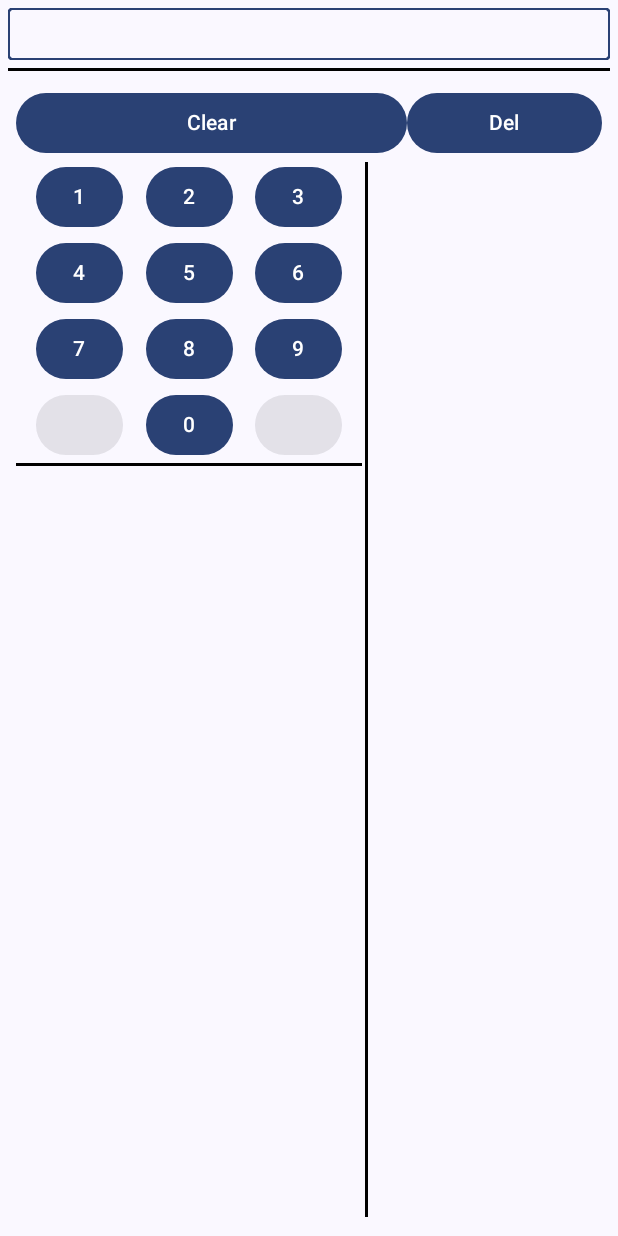
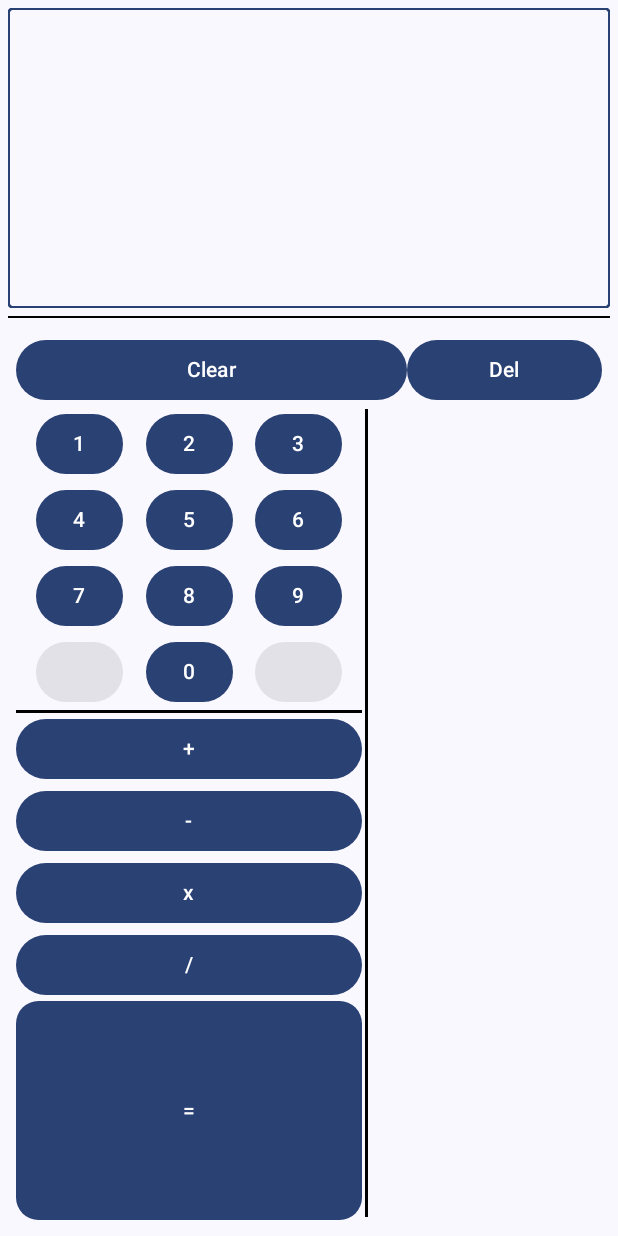
Before and after one commit to mcastre1/AndroidDev, an Android app built with Jetpack Compose: the screen it shows after launch (MainActivity), on a phone screen of 412 x 824 dp. Run offline under Robolectric (Android 15) with nearby library versions, the phone set to English and light mode, and no system bars.

Commit message:
Added operator buttons, which correctly call the operation function with desired symbols

```diff
--- a/ImperialCalculator/app/src/main/java/com/example/imperialcalculator/MainActivity.kt
+++ b/ImperialCalculator/app/src/main/java/com/example/imperialcalculator/MainActivity.kt
@@ -2,6 +2,7 @@ package com.example.imperialcalculator
 
 import android.graphics.drawable.shapes.OvalShape
 import android.os.Bundle
+import android.util.Log
 import androidx.activity.ComponentActivity
 import androidx.activity.compose.setContent
 import androidx.compose.animation.core.updateTransition
@@ -17,8 +18,10 @@ import androidx.compose.foundation.layout.fillMaxWidth
 import androidx.compose.foundation.layout.height
 import androidx.compose.foundation.layout.padding
 import androidx.compose.foundation.layout.width
+import androidx.compose.foundation.shape.AbsoluteCutCornerShape
 import androidx.compose.foundation.shape.CircleShape
 import androidx.compose.foundation.shape.CutCornerShape
+import androidx.compose.foundation.shape.RoundedCornerShape
 import androidx.compose.material3.Button
 import androidx.compose.material3.Divider
 import androidx.compose.material3.MaterialTheme
@@ -31,12 +34,14 @@ import androidx.compose.runtime.mutableStateOf
 import androidx.compose.runtime.remember
 import androidx.compose.runtime.saveable.rememberSaveable
 import androidx.compose.runtime.setValue
+import androidx.compose.ui.Alignment
 import androidx.compose.ui.Modifier
 import androidx.compose.ui.graphics.Color
 import androidx.compose.ui.graphics.RectangleShape
 import androidx.compose.ui.modifier.modifierLocalConsumer
 import androidx.compose.ui.tooling.preview.Preview
 import androidx.compose.ui.unit.dp
+import androidx.compose.ui.unit.sp
 import com.example.imperialcalculator.ui.theme.ImperialCalculatorTheme
 
 class MainActivity : ComponentActivity() {
@@ -66,16 +71,21 @@ fun MyApp(){
             modifier = Modifier
                 .fillMaxWidth()
                 .border(1.dp, MaterialTheme.colorScheme.primary, CutCornerShape(2.dp))
+                .weight(1f)
         ) {
-            Text(text = userInputOutput, modifier = Modifier.padding(5.dp))
+            Text(text = userInputOutput,
+                modifier = Modifier.padding(5.dp)
+                    .align(Alignment.BottomEnd), fontSize = 30.sp)
         }
         Divider(
-            thickness = 2.dp, color = Color.Black,
+            thickness = 1.dp, color = Color.Black,
             modifier = Modifier
                 .fillMaxWidth()
                 .padding(bottom = 5.dp, top = 5.dp)
         )
-        UI(updatetext = {userInputOutput = it}, userInputOutput) // Send in lambda function to update text
+        Surface (modifier = Modifier.weight(3f)){
+            UI(updatetext = {userInputOutput = it}, userInputOutput) // Send in lambda function to update text
+        }
     }
 }
 
@@ -86,7 +96,7 @@ fun operation(updatetext: (String) -> Unit, operation: String, text: String){
     }else if(operation == "C"){
         updatetext("")
     }else if (operation in operators){
-        print("operator")
+        Log.d("Operator Given", operation)
     }
     else{
         updatetext(text + operation)
@@ -164,6 +174,26 @@ fun UI(updatetext: (String) -> Unit, text : String){
                 }
 
                 Divider(color = Color.Black, thickness = 2.dp)
+                Column (modifier = Modifier.fillMaxWidth()){
+                    Button(onClick = {operation(updatetext = updatetext, operation = "+", text = text)}, modifier = Modifier.fillMaxWidth()) {
+                        Text("+")
+                    }
+                    Button(onClick = {operation(updatetext = updatetext, operation = "-", text = text)}, modifier = Modifier.fillMaxWidth()) {
+                        Text(text = "-")
+                    }
+                    Button(onClick = {operation(updatetext = updatetext, operation = "x", text = text)}, modifier = Modifier.fillMaxWidth()) {
+                        Text(text="x")
+                    }
+                    Button(onClick = {operation(updatetext = updatetext, operation = "/", text = text)}, modifier = Modifier.fillMaxWidth()) {
+                        Text(text = "/")
+                    }
+                    Button(onClick = {operation(updatetext = updatetext, operation = "=", text = text)},
+                        modifier = Modifier.fillMaxWidth()
+                            .weight(2f), shape = RoundedCornerShape(15.dp)
+                    ) {
+                        Text(text = "=")
+                    }
+                }
             }
             Divider(color = Color.Black,
                 modifier = Modifier
```
